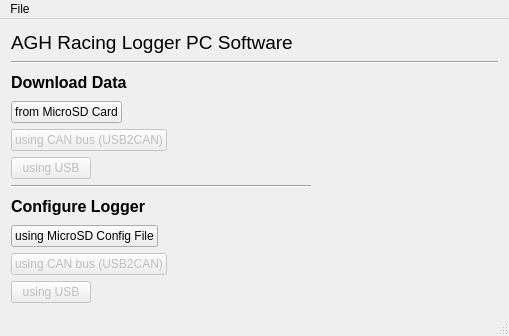
Old version of the form SW/DataLoggerPC/src/mainwindow.ui in the repository mkowalik/DataLogger_CAN_GPS_2018.
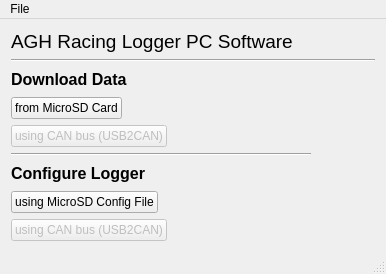
New version of the form.

Commit message: [SW] Bugfixes in the user interface. Added [byte.bit] box into signal definition widget. Bugfixed writing configuration to .aghconf file: added writing RTCConfigurationFrameID, frame expected DLC, frame signals number. Using FrameSignalVariant = std::variant<const ConfigFrame*, const ConfigSignal*> to hold Signal or Frame reference in ConfigTrigger class. Bugfixed changing raw/symbolic value in TriggerDialog class.

```diff
--- a/SW/DataLoggerPC/src/mainwindow.ui
+++ b/SW/DataLoggerPC/src/mainwindow.ui
@@ -6,8 +6,8 @@
    <rect>
     <x>0</x>
     <y>0</y>
-    <width>509</width>
-    <height>336</height>
+    <width>386</width>
+    <height>274</height>
    </rect>
   </property>
   <property name="windowTitle">
@@ -108,33 +108,6 @@
       </item>
      </layout>
     </item>
-    <item>
-     <layout class="QHBoxLayout" name="horizontalLayout_3">
-      <item>
-       <widget class="QPushButton" name="downloadUSBButton">
-        <property name="enabled">
-         <bool>false</bool>
-        </property>
-        <property name="text">
-         <string>using USB</string>
-        </property>
-       </widget>
-      </item>
-      <item>
-       <spacer name="horizontalSpacer_4">
-        <property name="orientation">
-         <enum>Qt::Horizontal</enum>
-        </property>
-        <property name="sizeHint" stdset="0">
-         <size>
-          <width>40</width>
-          <height>20</height>
-         </size>
-        </property>
-       </spacer>
-      </item>
-     </layout>
-    </item>
     <item>
      <widget class="Line" name="lineTitle">
       <property name="windowModality">
@@ -243,33 +216,6 @@
       </item>
      </layout>
     </item>
-    <item>
-     <layout class="QHBoxLayout" name="horizontalLayout_6">
-      <item>
-       <widget class="QPushButton" name="configureUSBButton">
-        <property name="enabled">
-         <bool>false</bool>
-        </property>
-        <property name="text">
-         <string>using USB</string>
-        </property>
-       </widget>
-      </item>
-      <item>
-       <spacer name="horizontalSpacer_8">
-        <property name="orientation">
-         <enum>Qt::Horizontal</enum>
-        </property>
-        <property name="sizeHint" stdset="0">
-         <size>
-          <width>40</width>
-          <height>20</height>
-         </size>
-        </property>
-       </spacer>
-      </item>
-     </layout>
-    </item>
    </layout>
   </widget>
   <widget class="QMenuBar" name="menuBar">
@@ -277,7 +223,7 @@
     <rect>
      <x>0</x>
      <y>0</y>
-     <width>509</width>
+     <width>386</width>
      <height>21</height>
     </rect>
    </property>
```
Left out of the diff: 4 changed lines with no effect on the pictures. The commit also changes 21 other files.
